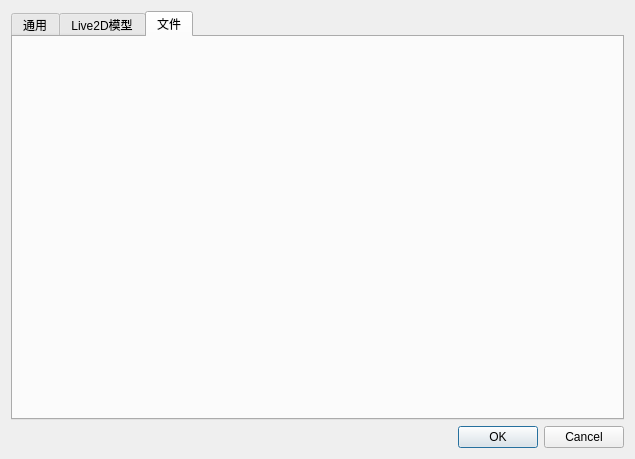
The window that settingsdialog.ui (Positron114514/GunShipVPet) describes before a commit, drawn with Qt 5.
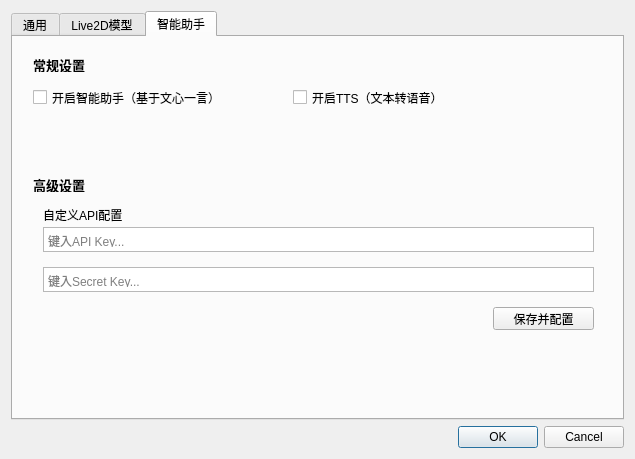
The same window after the commit. The open tabs and pages were chosen to show the change. Custom widgets are drawn as their Qt base class.

Commit message: Feature: start building LLM settings in settingsdialog

```diff
--- a/settingsdialog.ui
+++ b/settingsdialog.ui
@@ -14,7 +14,20 @@
    <string>Dialog</string>
   </property>
   <layout class="QGridLayout" name="gridLayout">
-   <item row="8" column="0">
+   <item row="9" column="0">
+    <widget class="QDialogButtonBox" name="configureBox">
+     <property name="orientation">
+      <enum>Qt::Horizontal</enum>
+     </property>
+     <property name="standardButtons">
+      <set>QDialogButtonBox::Cancel|QDialogButtonBox::Ok</set>
+     </property>
+     <property name="centerButtons">
+      <bool>false</bool>
+     </property>
+    </widget>
+   </item>
+   <item row="0" column="0">
     <widget class="QTabWidget" name="tabWidget">
      <property name="font">
       <font>
@@ -22,7 +35,7 @@
       </font>
      </property>
      <property name="currentIndex">
-      <number>0</number>
+      <number>2</number>
      </property>
      <widget class="QWidget" name="generalTab">
       <attribute name="title">
@@ -274,26 +287,129 @@
        </property>
       </widget>
      </widget>
-     <widget class="QWidget" name="fileTab">
+     <widget class="QWidget" name="LLMTab">
       <attribute name="title">
-       <string>文件</string>
+       <string>智能助手</string>
       </attribute>
+      <widget class="QCheckBox" name="checkBoxLLM">
+       <property name="geometry">
+        <rect>
+         <x>20</x>
+         <y>50</y>
+         <width>191</width>
+         <height>21</height>
+        </rect>
+       </property>
+       <property name="text">
+        <string>开启智能助手（基于文心一言）</string>
+       </property>
+      </widget>
+      <widget class="QLabel" name="label_6">
+       <property name="geometry">
+        <rect>
+         <x>20</x>
+         <y>20</y>
+         <width>56</width>
+         <height>15</height>
+        </rect>
+       </property>
+       <property name="font">
+        <font>
+         <pointsize>10</pointsize>
+         <bold>true</bold>
+        </font>
+       </property>
+       <property name="text">
+        <string>常规设置</string>
+       </property>
+      </widget>
+      <widget class="QCheckBox" name="checkBoxTTS">
+       <property name="geometry">
+        <rect>
+         <x>280</x>
+         <y>50</y>
+         <width>151</width>
+         <height>21</height>
+        </rect>
+       </property>
+       <property name="text">
+        <string>开启TTS（文本转语音）</string>
+       </property>
+      </widget>
+      <widget class="QLabel" name="label_7">
+       <property name="geometry">
+        <rect>
+         <x>20</x>
+         <y>140</y>
+         <width>56</width>
+         <height>15</height>
+        </rect>
+       </property>
+       <property name="font">
+        <font>
+         <pointsize>10</pointsize>
+         <bold>true</bold>
+        </font>
+       </property>
+       <property name="text">
+        <string>高级设置</string>
+       </property>
+      </widget>
+      <widget class="QLabel" name="label_8">
+       <property name="geometry">
+        <rect>
+         <x>30</x>
+         <y>170</y>
+         <width>81</width>
+         <height>16</height>
+        </rect>
+       </property>
+       <property name="text">
+        <string>自定义API配置</string>
+       </property>
+      </widget>
+      <widget class="QTextEdit" name="textEditAPIKey">
+       <property name="geometry">
+        <rect>
+         <x>30</x>
+         <y>190</y>
+         <width>551</width>
+         <height>25</height>
+        </rect>
+       </property>
+       <property name="placeholderText">
+        <string>键入API Key...</string>
+       </property>
+      </widget>
+      <widget class="QTextEdit" name="textEditSecretKey">
+       <property name="geometry">
+        <rect>
+         <x>30</x>
+         <y>230</y>
+         <width>551</width>
+         <height>25</height>
+        </rect>
+       </property>
+       <property name="placeholderText">
+        <string>键入Secret Key...</string>
+       </property>
+      </widget>
+      <widget class="QPushButton" name="btnAPISave">
+       <property name="geometry">
+        <rect>
+         <x>480</x>
+         <y>270</y>
+         <width>101</width>
+         <height>23</height>
+        </rect>
+       </property>
+       <property name="text">
+        <string>保存并配置</string>
+       </property>
+      </widget>
      </widget>
     </widget>
    </item>
-   <item row="9" column="0">
-    <widget class="QDialogButtonBox" name="configureBox">
-     <property name="orientation">
-      <enum>Qt::Horizontal</enum>
-     </property>
-     <property name="standardButtons">
-      <set>QDialogButtonBox::Cancel|QDialogButtonBox::Ok</set>
-     </property>
-     <property name="centerButtons">
-      <bool>false</bool>
-     </property>
-    </widget>
-   </item>
   </layout>
  </widget>
  <customwidgets>
```
The commit also changes 3 other files.
